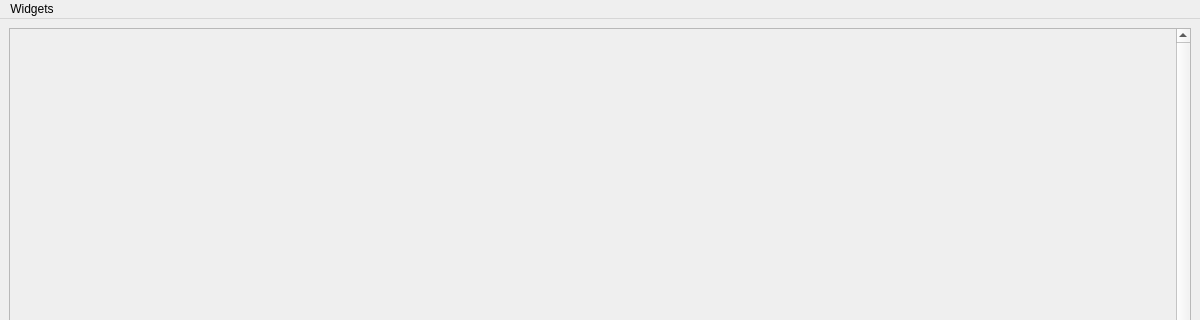
Old version of the form widgetswindow.ui in the repository devlabnet/YASP; both pictures show x 0 to 1200 and y 0 to 320 of the 1200 by 600 pixel window.
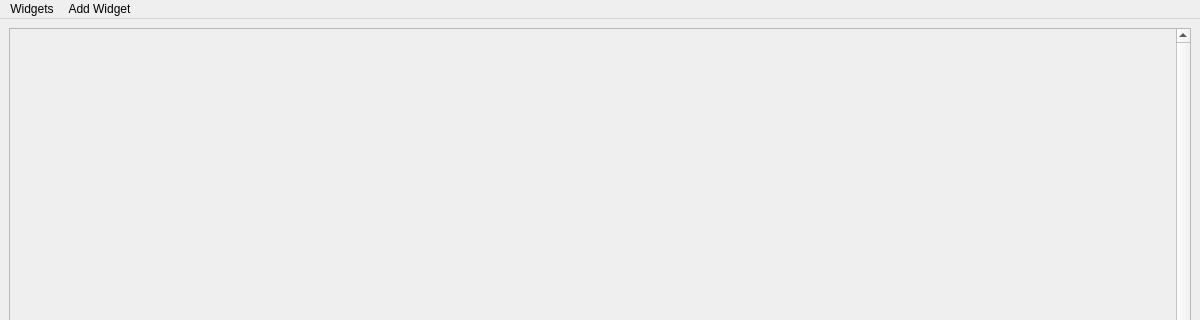
New version of the form.

Commit message: 27/03/2019 at 14:58:42  / new SliderW almost ok  M boxwidget.h  M dialogwidgets.cpp  M dialw.cpp  M dialw.h  M sliderW.ui  M sliderw.cpp  M sliderw.h  M widgetsarealayout.cpp  M widgetsarealayout.h  M widgetswindow.cpp  M widgetswindow.h  M widgetswindow.ui

Diff of the .ui file:
```diff
--- a/widgetswindow.ui
+++ b/widgetswindow.ui
@@ -60,11 +60,19 @@
    </property>
    <widget class="QMenu" name="menuWidgets">
     <property name="title">
-     <string>Widgets</string>
+     <string>Add Widget</string>
     </property>
     <addaction name="actionAdd_SliderWidget"/>
     <addaction name="actionAdd_Dial_Widget"/>
    </widget>
+   <widget class="QMenu" name="menuWidgets_2">
+    <property name="title">
+     <string>Widgets</string>
+    </property>
+    <addaction name="actionLoad"/>
+    <addaction name="actionSave"/>
+   </widget>
+   <addaction name="menuWidgets_2"/>
    <addaction name="menuWidgets"/>
   </widget>
   <widget class="QStatusBar" name="statusbar"/>
```
Left out of the diff: 14 changed lines with no effect on the pictures. The commit also changes 11 other files.
